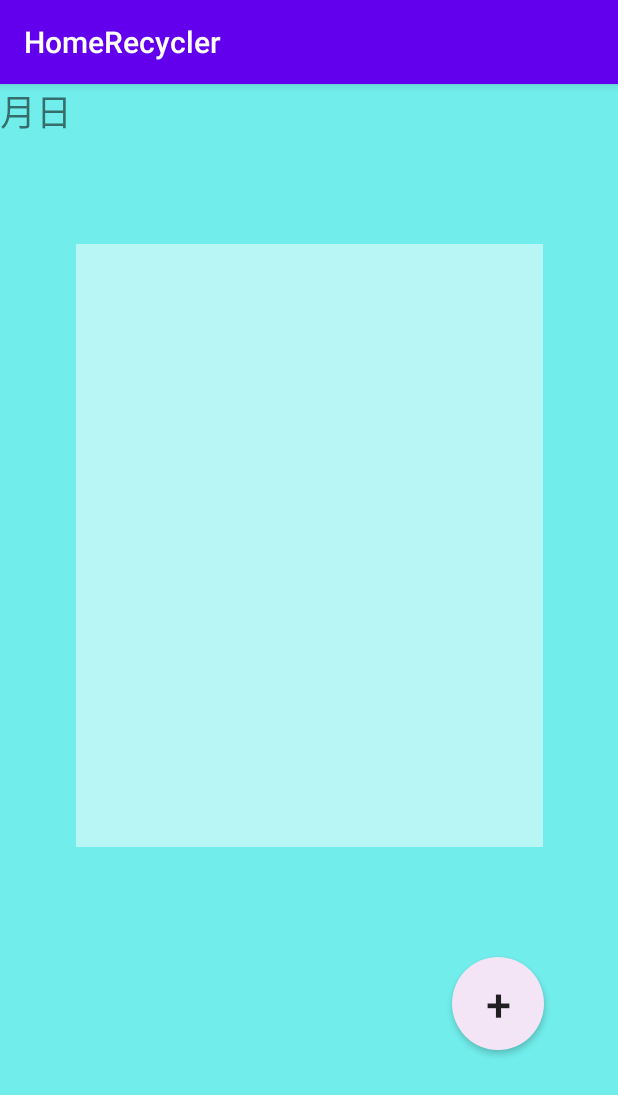
After one commit to asa-ko/HomeRecycler617___, an Android app: the RegisterActivity screen opened directly, with no data from a screen before it, on a phone screen of 412 x 824 dp. The commit adds this screen. Shown: the top 1095 px of the screen. Run offline under Robolectric (Android 15) with nearby library versions, the phone set to English and light mode, and no system bars; libraries missing offline, so code that uses them is left out: io.realm; 2 statements that could not run were skipped.

Commit message:
homerecycler

```diff
--- a/app/src/main/AndroidManifest.xml
+++ b/app/src/main/AndroidManifest.xml
@@ -10,6 +10,7 @@
         android:roundIcon="@mipmap/ic_launcher_round"
         android:supportsRtl="true"
         android:theme="@style/AppTheme">
+        <activity android:name=".RegisterActivity"></activity>
         <activity android:name=".MainActivity">
             <intent-filter>
                 <action android:name="android.intent.action.MAIN" />
--- a/app/src/main/java/app/shigenawa/ass/homerecycler/HomeData.kt
+++ b/app/src/main/java/app/shigenawa/ass/homerecycler/HomeData.kt
@@ -1,4 +1,5 @@
 package app.shigenawa.ass.homerecycler
+
 
 data class HomeData (
     val data:String
--- /dev/null
+++ b/app/src/main/java/app/shigenawa/ass/homerecycler/RegisterActivity.kt
@@ -0,0 +1,160 @@
+package app.shigenawa.ass.homerecycler
+
+import android.content.Intent
+import android.graphics.BitmapFactory
+import android.net.Uri
+import androidx.appcompat.app.AppCompatActivity
+import android.os.Bundle
+import android.view.View
+import android.widget.Button
+import android.widget.ImageView
+import android.widget.TimePicker
+import android.widget.Toast
+import com.google.android.material.snackbar.Snackbar
+import io.realm.Realm
+import kotlinx.android.synthetic.main.activity_register.*
+import kotlinx.android.synthetic.main.home_data.*
+import java.util.Date
+import java.text.DateFormat
+import java.text.SimpleDateFormat
+import java.time.LocalDate
+import java.time.LocalDateTime
+import java.time.format.DateTimeFormatter
+import java.util.*
+
+class RegisterActivity : AppCompatActivity() {
+    val realm:Realm=Realm.getDefaultInstance()
+
+    override fun onCreate(savedInstanceState: Bundle?) {
+        super.onCreate(savedInstanceState)
+        setContentView(R.layout.activity_register)
+
+        val time:Time?=read()
+
+       val DataFormat  =SimpleDateFormat("yyyy/MM/dd").format(Date())
+      // dataText.text=DataFormat
+       // val dateGet=LocalDate.now().format(DateTimeFormatter.ofPattern("yyyyMMdd"))
+
+       // dataText.text=todayDate()
+        //mainDate()
+
+        if(time!=null){
+            val uried: Uri= Uri.parse(time.uri)
+            imageView.setImageURI(uried)
+        }
+
+        val button=findViewById<Button>(R.id.button)
+        button.setOnClickListener {
+            selectPhoto()
+        }
+    }
+    override fun onDestroy() {
+        super.onDestroy()
+        realm.close()
+    }
+
+
+    fun save(uri: String){
+        val time:Time?=read()
+        //保存する処理
+        realm.executeTransaction {
+            if (time != null) {
+                time.uri=uri
+            }else{
+                val newItem: Time=realm.createObject(Time::class.java)
+                newItem.uri=uri
+            }
+            Snackbar.make(imageView,"保存しました", Snackbar.LENGTH_SHORT).show()
+        }
+        //保存したuriのStringをUriに戻す
+        val newUri:Uri= Uri.parse(uri)
+
+    }
+
+
+    fun read():Time?{
+        return realm.where(Time::class.java).findFirst()
+    }
+
+    override fun onActivityResult(requestCode: Int, resultCode: Int, data: Intent?) {
+        super.onActivityResult(requestCode, resultCode, data)
+        if (resultCode != RESULT_OK) {
+            return
+        }
+        when (requestCode) {
+            READ_REQUEST_CODE -> {
+                try {
+                    data?.data?.also { uri ->
+
+                        /* realm.executeTransaction {
+                             val stringUri:String=uri.toString()
+                             //val newItem = realm.createObject(Item::class.java)
+                             //newItem.uri=item.uri
+                             save(stringUri)
+                         }
+                         */
+                        val stringUri:String=uri.toString()
+                        save(stringUri)
+
+
+
+                        val inputStream = contentResolver?.openInputStream(uri)
+                        val image = BitmapFactory.decodeStream(inputStream)
+                        val imageView = findViewById<ImageView>(R.id.imageView)
+                        imageView.setImageBitmap(image)
+
+                    }
+
+                } catch (e: Exception) {
+                    Toast.makeText(this, "エラーが発生しました", Toast.LENGTH_LONG).show()
+                }
+
+            }
+        }
+
+    }
+
+    private fun selectPhoto() {
+        val intent = Intent(Intent.ACTION_OPEN_DOCUMENT).apply {
+            addCategory(Intent.CATEGORY_OPENABLE)
+            type = "image/*"
+        }
+        startActivityForResult(intent, READ_REQUEST_CODE)
+    }
+
+    companion object {
+        private const val READ_REQUEST_CODE: Int = 42
+    }
+
+   /* fun todayDate():String{
+        //val onlyDate: LocalDate =LocalDate.now()
+        val date:Date = Date()
+        val format = SimpleDateFormat("yyyy/MM/dd",Locale.getDefault())
+        return format.format(date)
+    }
+    */
+
+   /* fun mainDate(args: Array<String>) {
+        val cal = Calendar.getInstance()
+        cal.time = Date()
+        val df: DateFormat = SimpleDateFormat("yyyy/MM/dd")
+        dataText.text=df.toString()
+       // println("current: ${df.format(cal.time)}")
+
+      //  cal.add(Calendar.MONTH, 2)
+      //  cal.add(Calendar.DATE, -3)
+      //  println("after: ${df.format(cal.time)}")
+    }*/
+
+  /*  override fun onTimeSet(view: TimePicker){
+        val str =String.format(Locale.JAPAN, "%d%d")
+        dataText.text=str
+    }
+
+    fun showTimePickerDialog(v: View){
+        val newFragment=TimePick()
+        newFragment.show(supportFragmentManager,"timePicker")
+    }
+   */
+
+}
--- /dev/null
+++ b/app/src/main/res/layout/activity_register.xml
@@ -0,0 +1,47 @@
+<?xml version="1.0" encoding="utf-8"?>
+<androidx.constraintlayout.widget.ConstraintLayout xmlns:android="http://schemas.android.com/apk/res/android"
+    xmlns:app="http://schemas.android.com/apk/res-auto"
+    xmlns:tools="http://schemas.android.com/tools"
+    android:layout_width="match_parent"
+    android:layout_height="match_parent"
+    android:background="#71EDEB"
+    tools:context=".MainActivity">
+
+    <ImageView
+        android:id="@+id/imageView"
+        android:layout_width="311dp"
+        android:layout_height="402dp"
+        android:layout_marginStart="55dp"
+        android:layout_marginTop="68dp"
+        android:layout_marginEnd="55dp"
+        android:layout_marginBottom="35dp"
+        android:background="#80FFFFFF"
+        android:scaleType="centerCrop"
+        app:layout_constraintBottom_toTopOf="@+id/button"
+        app:layout_constraintEnd_toEndOf="parent"
+        app:layout_constraintStart_toStartOf="parent"
+        app:layout_constraintTop_toTopOf="parent" />
+
+    <Button
+        android:id="@+id/button"
+        android:layout_width="61dp"
+        android:layout_height="62dp"
+        android:layout_marginEnd="49dp"
+        android:layout_marginBottom="85dp"
+        android:background="@drawable/background_rounded"
+        android:text="+"
+        android:textSize="30sp"
+        app:layout_constraintBottom_toBottomOf="parent"
+        app:layout_constraintEnd_toEndOf="parent"
+        app:layout_constraintTop_toBottomOf="@+id/imageView" />
+
+    <TextView
+        android:id="@+id/dataShowText"
+        android:layout_width="161dp"
+        android:layout_height="37dp"
+        android:text="月日"
+        android:textSize="24sp"
+        tools:layout_editor_absoluteX="117dp"
+        tools:layout_editor_absoluteY="16dp" />
+
+</androidx.constraintlayout.widget.ConstraintLayout>
```
Also changed, not shown: app/src/main/java/app/shigenawa/ass/homerecycler/MainActivity.kt (+8 -3 lines), app/src/main/java/app/shigenawa/ass/homerecycler/Time.kt (+7 -6 lines), app/src/main/java/app/shigenawa/ass/homerecycler/TimePick.kt (added, +34 -0 lines).
